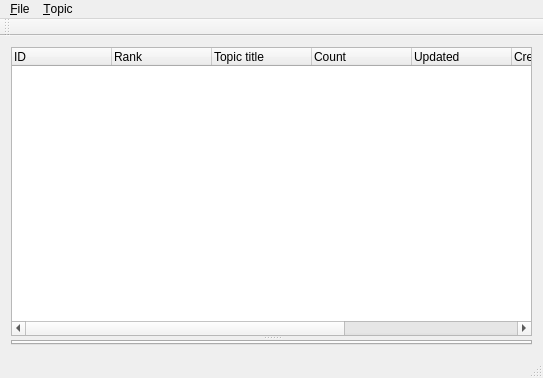
ottyajp/mona_chaduke, file mainwindow.ui: the form before one commit.
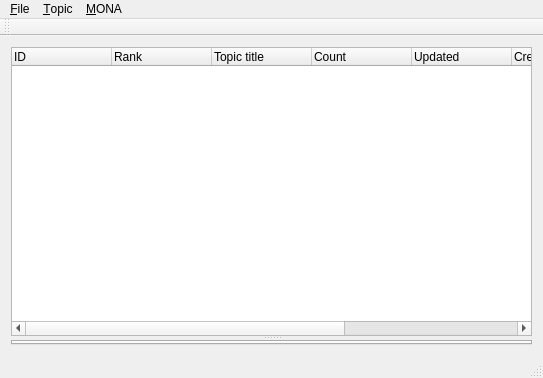
The form after the commit.

Diff of the .ui file:
```diff
--- a/mainwindow.ui
+++ b/mainwindow.ui
@@ -92,7 +92,7 @@
      <x>0</x>
      <y>0</y>
      <width>543</width>
-     <height>20</height>
+     <height>24</height>
     </rect>
    </property>
    <widget class="QMenu" name="menuFile_F">
@@ -110,8 +110,15 @@
     <addaction name="action_Load_topic_list"/>
     <addaction name="actionLoad_Favorite_topic_list"/>
    </widget>
+   <widget class="QMenu" name="menu_MONA">
+    <property name="title">
+     <string>&amp;MONA</string>
+    </property>
+    <addaction name="actionGet_balance"/>
+   </widget>
    <addaction name="menuFile_F"/>
    <addaction name="menuTopic"/>
+   <addaction name="menu_MONA"/>
   </widget>
   <widget class="QToolBar" name="mainToolBar">
    <attribute name="toolBarArea">
```
Left out of the diff: 5 changed lines with no effect on the pictures.
